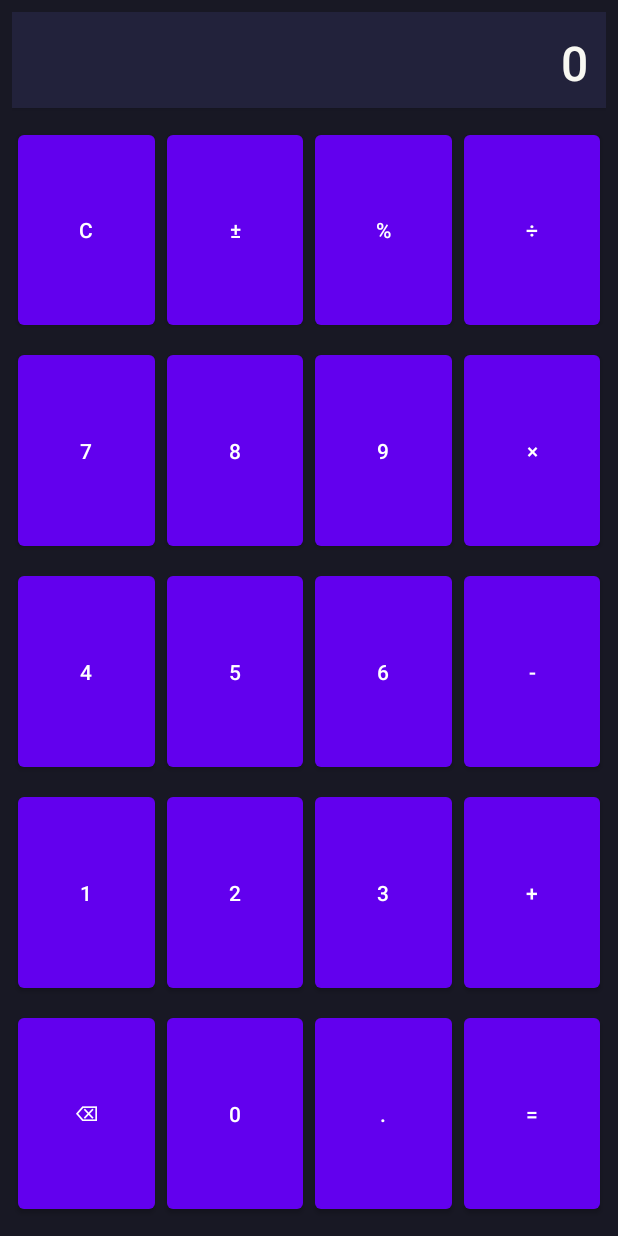
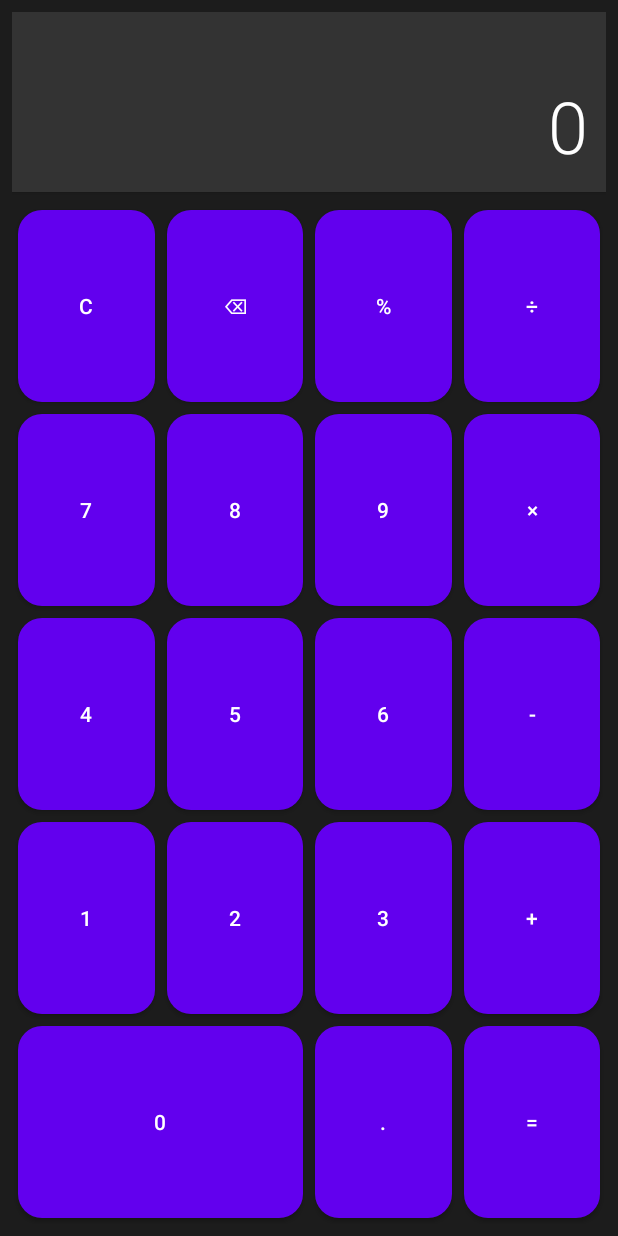
Before and after one commit to michaellamykin2011-create/calc, an Android app built with Jetpack Compose: the screen it shows after launch (MainActivity), on a phone screen of 412 x 824 dp. Run offline under Robolectric (Android 15) with nearby library versions, the phone set to English and light mode, and no system bars.

Commit message:
размер и расположение кнопок

```diff
--- a/app/src/main/java/com/example/calculator/MainActivity.kt
+++ b/app/src/main/java/com/example/calculator/MainActivity.kt
@@ -32,12 +32,13 @@ class MainActivity : AppCompatActivity() {
         findViewById<Button>(R.id.btnDot).setOnClickListener { onDecimalPoint() }
         findViewById<Button>(R.id.btnClear).setOnClickListener { onClear() }
         findViewById<Button>(R.id.btnBack).setOnClickListener { onBack() }
+        findViewById<Button>(R.id.btnPercent).setOnClickListener { onOperator("%") }
 
         // Операторы и равно
         findViewById<Button>(R.id.btnPlus).setOnClickListener { onOperator("+") }
         findViewById<Button>(R.id.btnMinus).setOnClickListener { onOperator("-") }
-        findViewById<Button>(R.id.btnMultiply).setOnClickListener { onOperator("*") }
-        findViewById<Button>(R.id.btnDivide).setOnClickListener { onOperator("/") }
+        findViewById<Button>(R.id.btnMultiply).setOnClickListener { onOperator("×") }
+        findViewById<Button>(R.id.btnDivide).setOnClickListener { onOperator("÷") }
         findViewById<Button>(R.id.btnEqual).setOnClickListener { onEqual() }
     }
 
@@ -79,7 +80,7 @@ class MainActivity : AppCompatActivity() {
             input = input.dropLast(1)
             // Проверяем новый последний символ
             lastNumeric = input.isNotEmpty() && input.last().isDigit()
-            lastDot = input.contains('.') && input.takeLastWhile { it != '+' && it != '-' && it != '*' && it != '/' }.contains('.')
+            lastDot = input.contains('.') && input.takeLastWhile { it != '+' && it != '-' && it != '×' && it != '÷' && it != '%' }.contains('.')
             updateResult()
         }
     }
@@ -87,9 +88,9 @@ class MainActivity : AppCompatActivity() {
     private fun onEqual() {
         try {
             val normalized = input
-                .replace('÷', '/')
-                .replace('×', '*')
-                .replace('–', '-')
+                .replace("÷", "/")
+                .replace("×", "*")
+                .replace("%", "/100")
             val result = eval(normalized)
             tvResult.text = result
         } catch (e: Exception) {
@@ -169,7 +170,7 @@ class MainActivity : AppCompatActivity() {
             }.parse()
             if (result % 1.0 == 0.0) result.toInt().toString() else result.toString()
         } catch (e: Exception) {
-            "Ошибка!"
+            "Ошибка"
         }
     }
 }
--- a/app/src/main/res/layout/activity_main.xml
+++ b/app/src/main/res/layout/activity_main.xml
@@ -10,17 +10,16 @@
     <TextView
         android:id="@+id/tvResult"
         android:layout_width="match_parent"
-        android:layout_height="64dp"
+        android:layout_height="120dp"
         android:text="0"
-        android:textSize="32sp"
-        android:gravity="end|center_vertical"
+        android:textSize="48sp"
+        android:gravity="end|bottom"
         android:textColor="@color/displayText"
         android:background="@color/display"
         android:padding="12dp"
         android:layout_marginBottom="8dp"
         android:elevation="2dp"
-        android:fontFamily="sans-serif-medium"
-        android:layout_gravity="center"/>
+        android:fontFamily="sans-serif-light"/>
 
     <GridLayout
         android:id="@+id/gridLayout"
@@ -36,206 +35,197 @@
         <Button
             android:id="@+id/btnClear"
             android:text="C"
-            android:layout_row="0"
-            android:layout_column="0"
             android:layout_width="0dp"
             android:layout_height="0dp"
             android:layout_columnWeight="1"
             android:layout_rowWeight="1"
+            android:background="@drawable/button_operator_bg"
+            android:textColor="@color/operatorButtonText"
             android:layout_gravity="fill" />
         <Button
-            android:id="@+id/btnSign"
-            android:text="±"
-            android:layout_row="0"
-            android:layout_column="1"
+            android:id="@+id/btnBack"
+            android:text="⌫"
             android:layout_width="0dp"
             android:layout_height="0dp"
             android:layout_columnWeight="1"
             android:layout_rowWeight="1"
+            android:background="@drawable/button_operator_bg"
+            android:textColor="@color/operatorButtonText"
             android:layout_gravity="fill" />
         <Button
             android:id="@+id/btnPercent"
             android:text="%"
-            android:layout_row="0"
-            android:layout_column="2"
             android:layout_width="0dp"
             android:layout_height="0dp"
             android:layout_columnWeight="1"
             android:layout_rowWeight="1"
+            android:background="@drawable/button_operator_bg"
+            android:textColor="@color/operatorButtonText"
             android:layout_gravity="fill" />
         <Button
             android:id="@+id/btnDivide"
             android:text="÷"
-            android:layout_row="0"
-            android:layout_column="3"
             android:layout_width="0dp"
             android:layout_height="0dp"
             android:layout_columnWeight="1"
             android:layout_rowWeight="1"
+            android:background="@drawable/button_operator_bg"
+            android:textColor="@color/operatorButtonText"
             android:layout_gravity="fill" />
 
         <Button
             android:id="@+id/btn7"
             android:text="7"
-            android:layout_row="1"
-            android:layout_column="0"
             android:layout_width="0dp"
             android:layout_height="0dp"
             android:layout_columnWeight="1"
             android:layout_rowWeight="1"
+            android:background="@drawable/button_bg"
+            android:textColor="@color/buttonText"
             android:layout_gravity="fill" />
         <Button
             android:id="@+id/btn8"
             android:text="8"
-            android:layout_row="1"
-            android:layout_column="1"
             android:layout_width="0dp"
             android:layout_height="0dp"
             android:layout_columnWeight="1"
             android:layout_rowWeight="1"
+            android:background="@drawable/button_bg"
+            android:textColor="@color/buttonText"
             android:layout_gravity="fill" />
         <Button
             android:id="@+id/btn9"
             android:text="9"
-            android:layout_row="1"
-            android:layout_column="2"
             android:layout_width="0dp"
             android:layout_height="0dp"
             android:layout_columnWeight="1"
             android:layout_rowWeight="1"
+            android:background="@drawable/button_bg"
+            android:textColor="@color/buttonText"
             android:layout_gravity="fill" />
         <Button
             android:id="@+id/btnMultiply"
             android:text="×"
-            android:layout_row="1"
-            android:layout_column="3"
             android:layout_width="0dp"
             android:layout_height="0dp"
             android:layout_columnWeight="1"
             android:layout_rowWeight="1"
+            android:background="@drawable/button_operator_bg"
+            android:textColor="@color/operatorButtonText"
             android:layout_gravity="fill" />
 
         <Button
             android:id="@+id/btn4"
             android:text="4"
-            android:layout_row="2"
-            android:layout_column="0"
             android:layout_width="0dp"
             android:layout_height="0dp"
             android:layout_columnWeight="1"
             android:layout_rowWeight="1"
+            android:background="@drawable/button_bg"
+            android:textColor="@color/buttonText"
             android:layout_gravity="fill" />
         <Button
             android:id="@+id/btn5"
             android:text="5"
-            android:layout_row="2"
-            android:layout_column="1"
             android:layout_width="0dp"
             android:layout_height="0dp"
             android:layout_columnWeight="1"
             android:layout_rowWeight="1"
+            android:background="@drawable/button_bg"
+            android:textColor="@color/buttonText"
             android:layout_gravity="fill" />
         <Button
             android:id="@+id/btn6"
             android:text="6"
-            android:layout_row="2"
-            android:layout_column="2"
             android:layout_width="0dp"
             android:layout_height="0dp"
             android:layout_columnWeight="1"
             android:layout_rowWeight="1"
+            android:background="@drawable/button_bg"
+            android:textColor="@color/buttonText"
             android:layout_gravity="fill" />
         <Button
             android:id="@+id/btnMinus"
             android:text="-"
-            android:layout_row="2"
-            android:layout_column="3"
             android:layout_width="0dp"
             android:layout_height="0dp"
             android:layout_columnWeight="1"
             android:layout_rowWeight="1"
+            android:background="@drawable/button_operator_bg"
+            android:textColor="@color/operatorButtonText"
             android:layout_gravity="fill" />
 
         <Button
             android:id="@+id/btn1"
             android:text="1"
-            android:layout_row="3"
-            android:layout_column="0"
             android:layout_width="0dp"
             android:layout_height="0dp"
             android:layout_columnWeight="1"
             android:layout_rowWeight="1"
+            android:background="@drawable/button_bg"
+            android:textColor="@color/buttonText"
             android:layout_gravity="fill" />
         <Button
             android:id="@+id/btn2"
             android:text="2"
-            android:layout_row="3"
-            android:layout_column="1"
             android:layout_width="0dp"
             android:layout_height="0dp"
             android:layout_columnWeight="1"
             android:layout_rowWeight="1"
+            android:background="@drawable/button_bg"
+            android:textColor="@color/buttonText"
             android:layout_gravity="fill" />
         <Button
             android:id="@+id/btn3"
             android:text="3"
-            android:layout_row="3"
-            android:layout_column="2"
             android:layout_width="0dp"
             android:layout_height="0dp"
             android:layout_columnWeight="1"
             android:layout_rowWeight="1"
+            android:background="@drawable/button_bg"
+            android:textColor="@color/buttonText"
             android:layout_gravity="fill" />
         <Button
             android:id="@+id/btnPlus"
             android:text="+"
-            android:layout_row="3"
-            android:layout_column="3"
             android:layout_width="0dp"
             android:layout_height="0dp"
             android:layout_columnWeight="1"
             android:layout_rowWeight="1"
+            android:background="@drawable/button_operator_bg"
+            android:textColor="@color/operatorButtonText"
             android:layout_gravity="fill" />
 
         <Button
-            android:id="@+id/btnBack"
-            android:text="⌫"
-            android:layout_row="4"
-            android:layout_column="0"
+            android:id="@+id/btn0"
+            android:text="0"
+            android:layout_columnSpan="2"
+            android:layout_width="0dp"
+            android:layout_height="0dp"
+            android:layout_columnWeight="2"
+            android:layout_rowWeight="1"
+            android:background="@drawable/button_bg"
+            android:textColor="@color/buttonText"
+            android:layout_gravity="fill" />
+        <Button
+            android:id="@+id/btnDot"
+            android:text="."
             android:layout_width="0dp"
             android:layout_height="0dp"
             android:layout_columnWeight="1"
             android:layout_rowWeight="1"
+            android:background="@drawable/button_bg"
+            android:textColor="@color/buttonText"
             android:layout_gravity="fill" />
         <Button
-            android:id="@+id/btn0"
-            android:text="0"
-            android:layout_row="4"
-            android:layout_column="1"
+            android:id="@+id/btnEqual"
+            android:text="="
             android:layout_width="0dp"
             android:layout_height="0dp"
             android:layout_columnWeight="1"
             android:layout_rowWeight="1"
-            android:layout_gravity="fill" />
-        <Button
-            android:id="@+id/btnDot"
-            android:text="."
-            android:layout_row="4"
-            android:layout_column="2"
-            android:layout_width="0dp"
-            android:layout_height="0dp"
-            android:layout_columnWeight="1"
-            android:layout_rowWeight="1"
-            android:layout_gravity="fill" />
-        <Button
-            android:id="@+id/btnEqual"
-            android:text="="
-            android:layout_row="4"
-            android:layout_column="3"
-            android:layout_width="0dp"
-            android:layout_height="0dp"
-            android:layout_columnWeight="1"
-            android:layout_rowWeight="1"
+            android:background="@drawable/button_equal_bg"
+            android:textColor="@color/operatorButtonText"
             android:layout_gravity="fill" />
     </GridLayout>
 </LinearLayout>
--- a/app/src/main/res/values/colors.xml
+++ b/app/src/main/res/values/colors.xml
@@ -1,10 +1,10 @@
 <resources>
-    <color name="background">#181824</color>
-    <color name="display">#22223b</color>
-    <color name="displayText">#f8f8f2</color>
-    <color name="button">#282a36</color>
-    <color name="buttonText">#e0e0e0</color>
-    <color name="operatorButton">#ffb86c</color>
+    <color name="background">#1c1c1c</color>
+    <color name="display">#333333</color>
+    <color name="displayText">#ffffff</color>
+    <color name="button">#333333</color>
+    <color name="buttonText">#ffffff</color>
+    <color name="operatorButton">#ff9f0a</color>
     <color name="operatorButtonText">#ffffff</color>
-    <color name="accent">#50fa7b</color>
+    <color name="accent">#ff9f0a</color>
 </resources>
```
